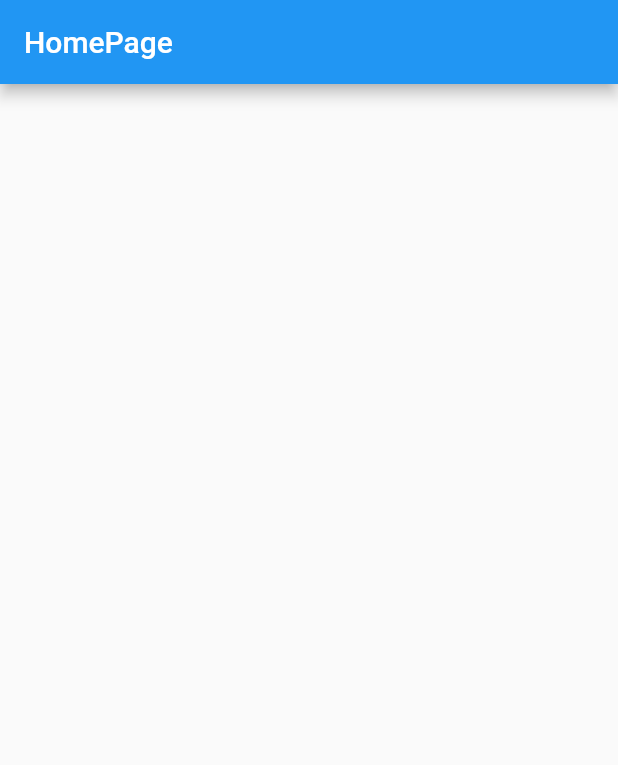
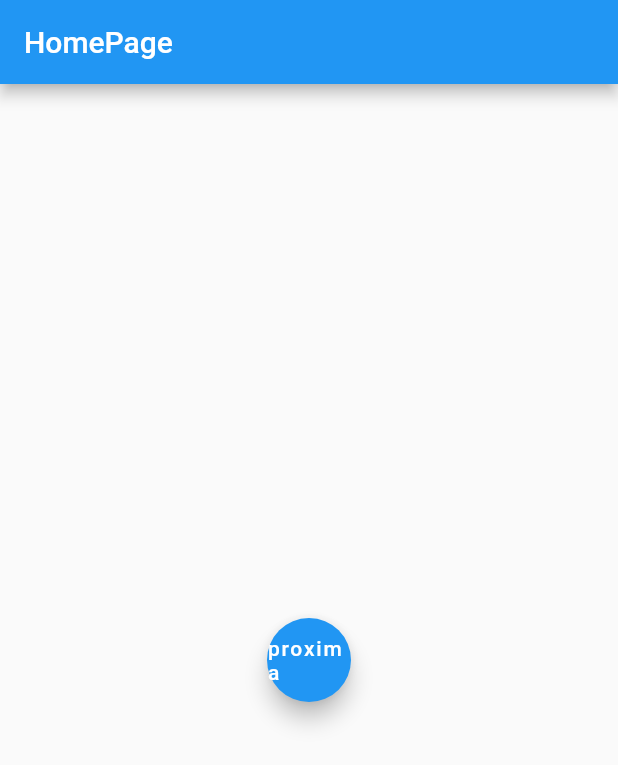
Before and after one commit to regisksc/omdbmovies, a Flutter app: the screen it shows after launch, on a phone screen of 412 x 824 dp. Shown: the top 765 px of the screen. Run offline on Flutter 3.47's test engine with Material 2 defaults, Android fonts, the phone set to English and light mode, and no system bars; our stand-ins replace get.

```diff
--- a/lib/layout/home/home_page.dart
+++ b/lib/layout/home/home_page.dart
@@ -3,11 +3,16 @@ import 'package:flutter/material.dart';
 import './home_controller.dart';
 
 class HomePage extends GetView<HomeController> {
-	@override
-	Widget build(BuildContext context) {
-		return Scaffold(
-			appBar: AppBar(title: Text('HomePage'),),
-			body: Container(),
-		);
-   }
+  @override
+  Widget build(BuildContext context) {
+    return Scaffold(
+      appBar: AppBar(title: Text('HomePage')),
+      body: Center(
+        child: FloatingActionButton(
+          onPressed: () {},
+          child: Text('proxima'),
+        ),
+      ),
+    );
+  }
 }
```
Also changed, not shown: lib/repository/omdb_repository.dart (+12 -2 lines), 1 other file.
